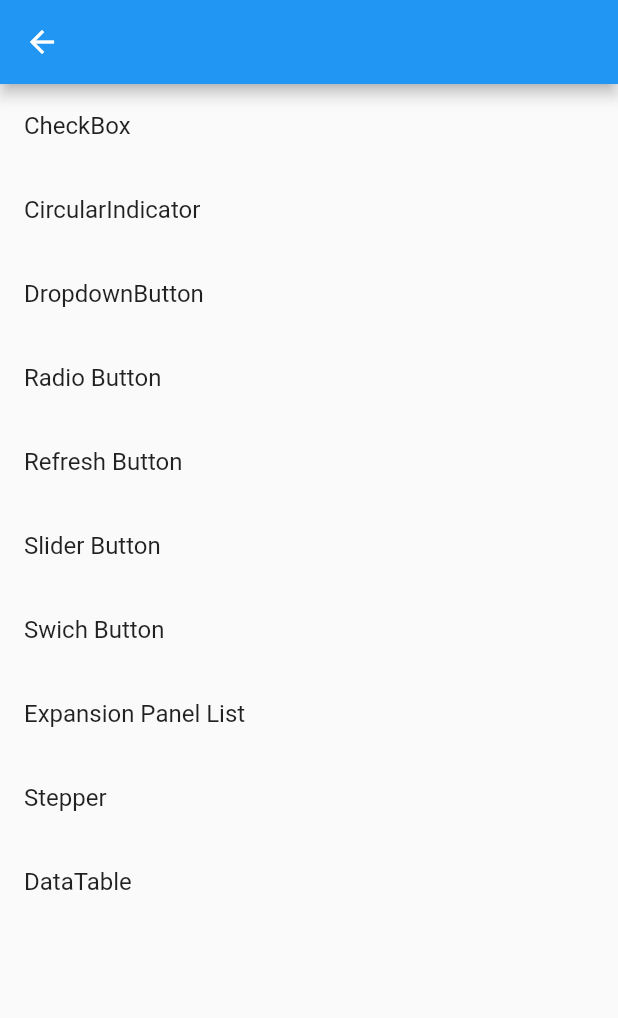
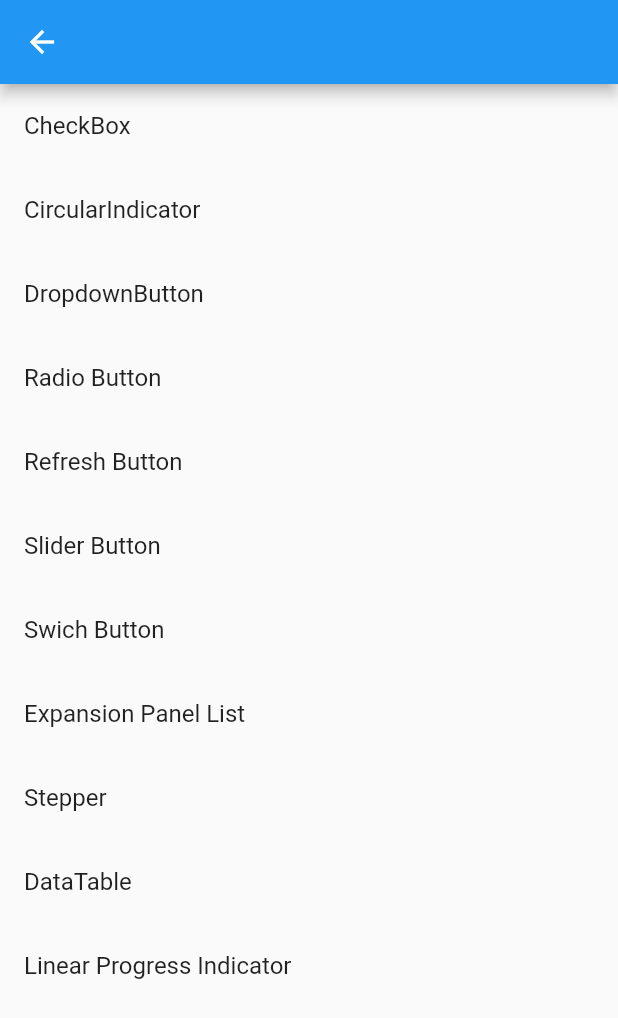
Before and after one commit to zwethu/Flutter-Wigets-Trial, a Flutter app: the MaterialWidgetsScreen screen opened by its route, on a phone screen of 412 x 824 dp. Shown: the top 1018 px of the screen. Run offline on Flutter 3.47's test engine with Material 2 defaults, Android fonts, the phone set to English and light mode, and no system bars; our stand-ins replace file_picker, image_picker; generated files the repository leaves out were written again.

Commit message:
linear progress indicator

```diff
--- a/lib/main.dart
+++ b/lib/main.dart
@@ -4,7 +4,6 @@ import 'package:widgets_testing/animations/animations.dart';
 import 'package:widgets_testing/basic_widgets/basic_widgets.dart';
 import 'package:widgets_testing/material_widgets/material_widgets.dart';
 import 'package:widgets_testing/l10n/l10n.dart';
-import 'package:widgets_testing/material_widgets/stepper_test.dart';
 import 'package:widgets_testing/models/provider/providers.dart';
 import 'package:flutter_gen/gen_l10n/app_localizations.dart';
 import 'package:flutter_localizations/flutter_localizations.dart';
@@ -52,6 +51,7 @@ class MyApp extends StatelessWidget {
             '/expansion_panel': (context) => const ExpansionPanelListWidget(),
             '/stepper':(context) => const StepperTest(),
             '/data_table':(context) => const DataTableTest(),
+            '/linear_progress_indicator':(context)=> const LinearProgressIndicatorTest(),
             //
             //animations
             '/sand_clock_animation': (context) => const SandClockAnimation(),
--- a/lib/material_widgets/material_widgets.dart
+++ b/lib/material_widgets/material_widgets.dart
@@ -6,3 +6,6 @@ export 'package:widgets_testing/material_widgets/checkbox_test.dart';
 export 'package:widgets_testing/material_widgets/dropdown_button.dart';
 export 'package:widgets_testing/material_widgets/radio_button.dart';
 export 'package:widgets_testing/material_widgets/circular_progress_indicator_test.dart';
+export 'package:widgets_testing/material_widgets/linear_progress_indicator_test.dart';
+export 'package:widgets_testing/material_widgets/data_table_test.dart';
+export 'package:widgets_testing/material_widgets/stepper_test.dart';
--- a/lib/screens/material_widgets_screen.dart
+++ b/lib/screens/material_widgets_screen.dart
@@ -20,6 +20,7 @@ class _MaterialWidgetsScreenState extends State<MaterialWidgetsScreen> {
     WidgetItem('Expansion Panel List', '/expansion_panel'),
     WidgetItem('Stepper', '/stepper'),
     WidgetItem('DataTable', '/data_table'),
+    WidgetItem('Linear Progress Indicator', '/linear_progress_indicator'),
   ];
   @override
   Widget build(BuildContext context) {
```
Also changed, not shown: lib/material_widgets/linear_progress_indicator_test.dart (added, +24 -0 lines).
